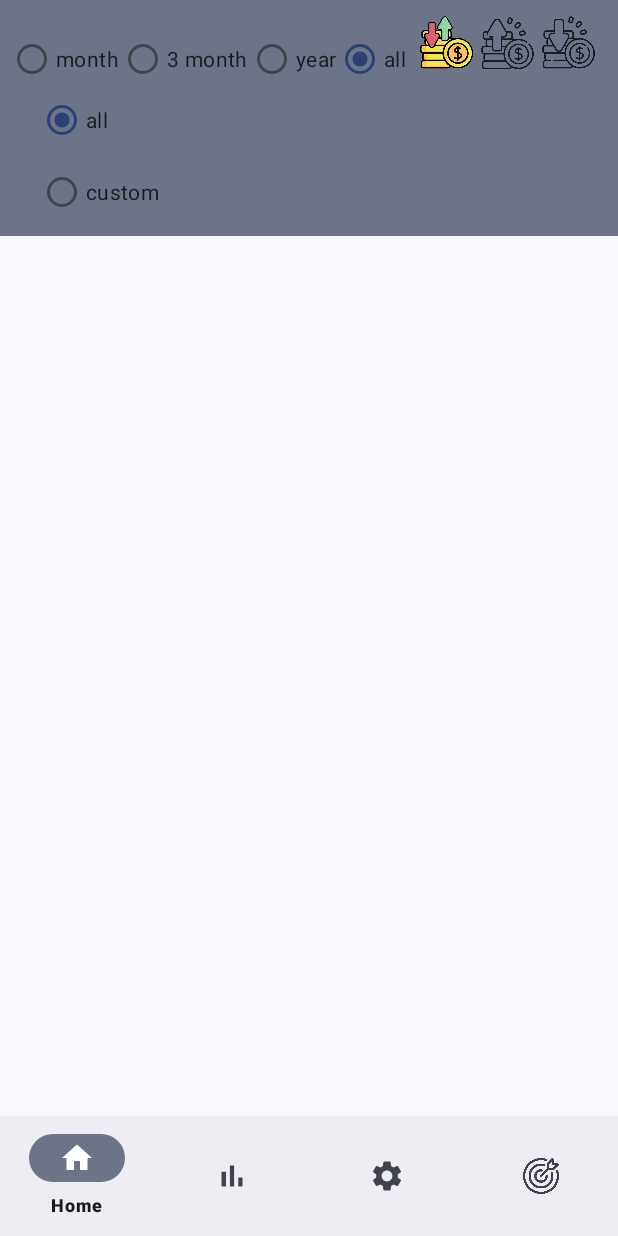
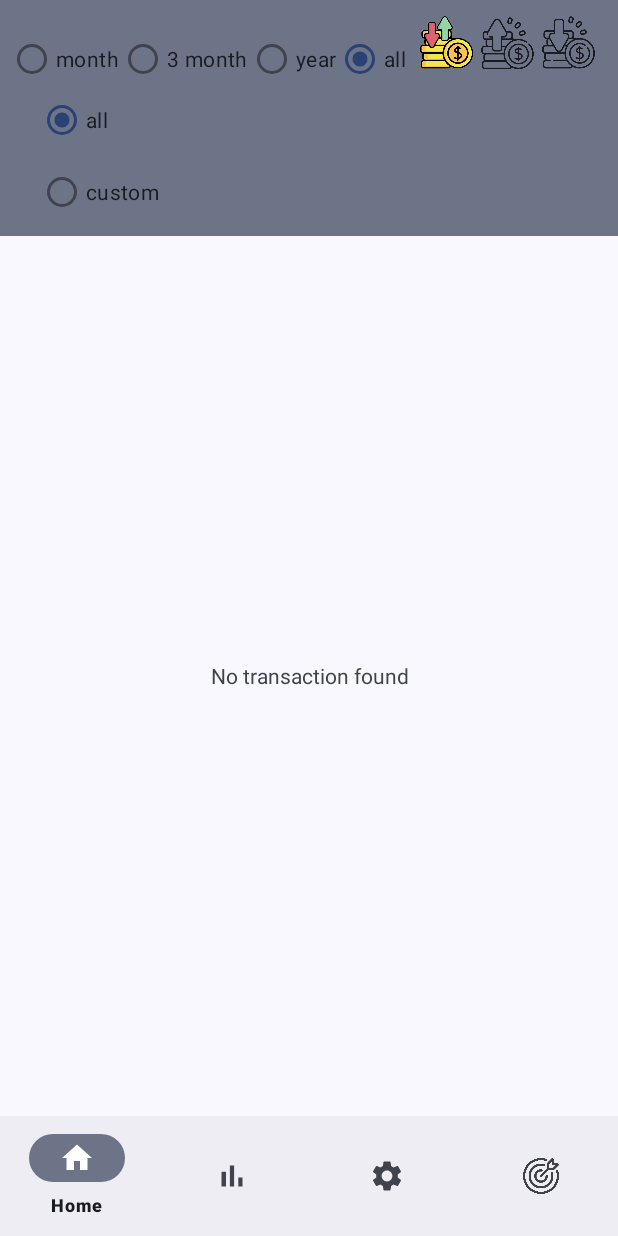
Before and after one commit to Coccoexe/Wallee_MaterialDesign3, an Android app: the TransactionFragment screen opened through its navigation route, after a tap on an icon or button, on a phone screen of 412 x 824 dp. Run offline under Robolectric (Android 15) with nearby library versions, the phone set to English and light mode, and no system bars; our stand-ins replace Room's generated code, navigation-ui; libraries missing offline, so code that uses them is left out: com.github.mikephil.charting; 22 statements that could not run were skipped.

Commit message:
transaction list funziona tutto

```diff
--- a/app/src/main/java/com/example/md3/MainActivity.kt
+++ b/app/src/main/java/com/example/md3/MainActivity.kt
@@ -137,12 +137,11 @@ class MainActivity : AppCompatActivity(), IActivityData {
                 transactionList = dao.getUserWithTransactions(userEmail)
             }
             else {
-                Log.e("filter",category[0])
                 transactionList = dao.getUserWithTransactionsFiltered(userEmail, category)
             }
         }
 
-        if (transactionList != null) {
+        if (!transactionList.isNullOrEmpty()) {
             when (amount) {
                 "all" -> {
                     for (t in transactionList!!){
--- a/app/src/main/res/layout/fragment_transaction.xml
+++ b/app/src/main/res/layout/fragment_transaction.xml
@@ -128,6 +128,15 @@
             app:layout_constraintTop_toBottomOf="@id/upBar"
             app:layout_constraintBottom_toTopOf="@id/navigationBar"/>
 
+        <TextView
+            android:id="@+id/no_transaction"
+            android:layout_width="match_parent"
+            android:layout_height="0dp"
+            android:text="No transaction found"
+            android:gravity="center"
+            app:layout_constraintTop_toBottomOf="@id/upBar"
+            app:layout_constraintBottom_toTopOf="@id/navigationBar"/>
+
         <com.google.android.material.bottomnavigation.BottomNavigationView
             android:id="@+id/navigationBar"
             app:menu="@menu/bottom_navigation_menu"
```
Also changed, not shown: app/src/main/java/com/example/md3/fragment/TransactionFragment.kt (+58 -6 lines).
